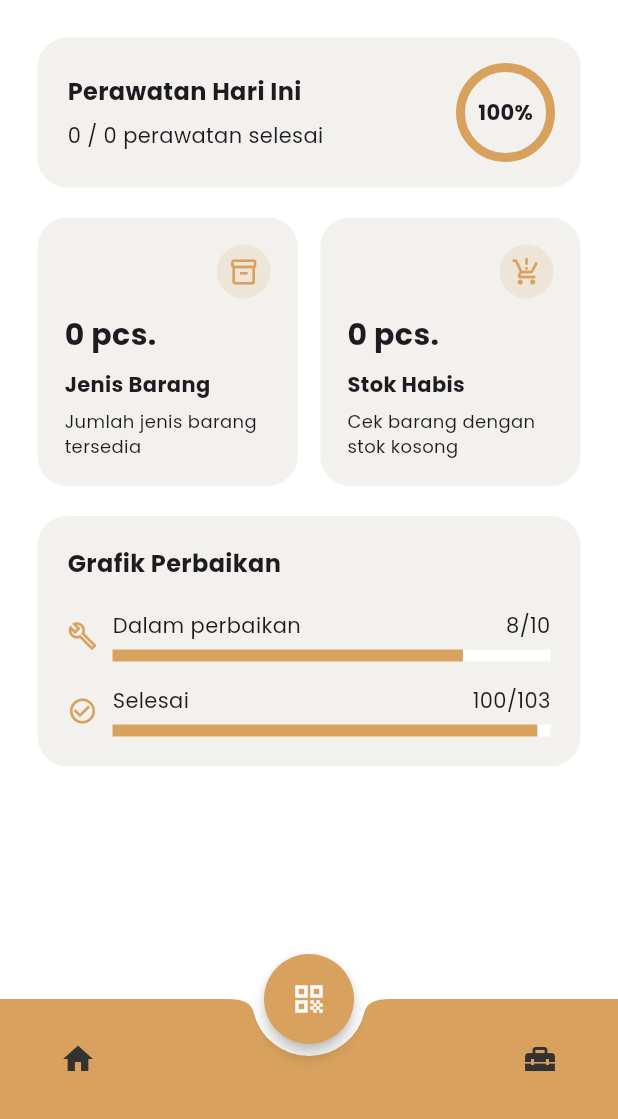
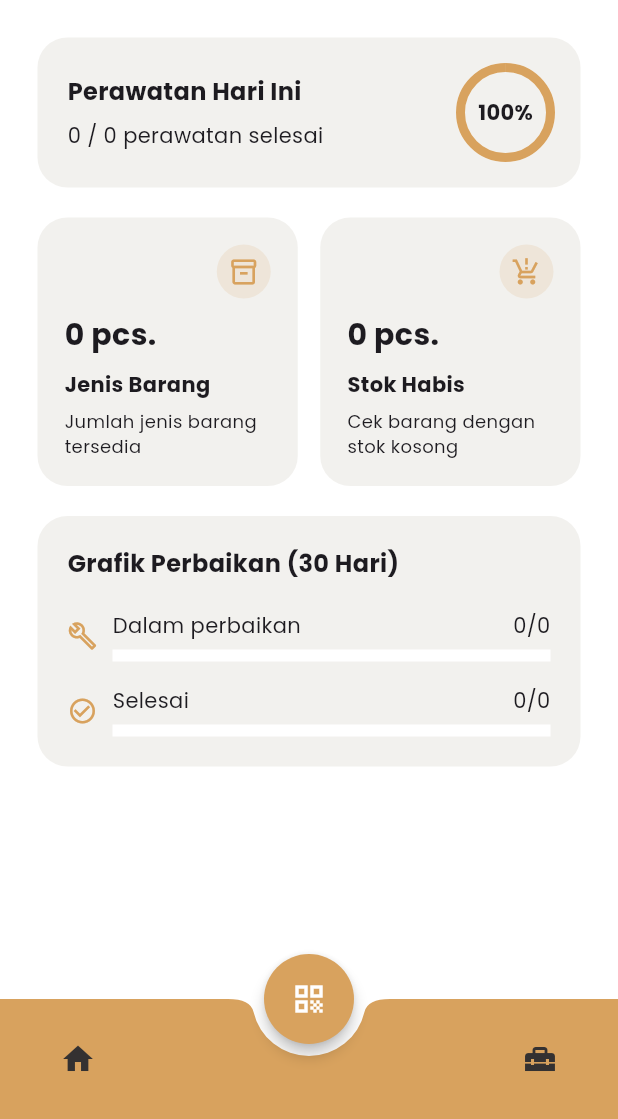
Before and after one commit to wahabsyahranie/ptkita, a Flutter app: the HomePage screen opened directly, on a phone screen of 412 x 824 dp, the part 117-1236 px from its top. Run offline on Flutter 3.47's test engine with Material 3 defaults, Android fonts, the phone set to English and light mode, and no system bars; our stand-ins replace camera, cloud_firestore, firebase_core, firebase_storage, image_picker, permission_handler; accounts and stored records are empty; project files that could hold a hidden picture were left out.

Commit message:
connect repair progress card to Firestore with 30-day filter

```diff
--- a/lib/pages/home_page.dart
+++ b/lib/pages/home_page.dart
@@ -403,7 +403,54 @@ class _HomePageState extends State<HomePage> {
     );
   }
 
+  Future<Map<String, int>> getRepairSummary(int days) async {
+    final now = DateTime.now();
+    final startDate = now.subtract(Duration(days: days));
+
+    final snapshot = await FirebaseFirestore.instance
+        .collection('repair')
+        .where(
+          'createdAt',
+          isGreaterThanOrEqualTo: Timestamp.fromDate(startDate),
+        )
+        .get();
+
+    int dalamPerbaikan = 0;
+    int selesai = 0;
+
+    for (var doc in snapshot.docs) {
+      final status = doc['status'].toString().toLowerCase();
+
+      if (status.contains('belum')) {
+        dalamPerbaikan++;
+      } else if (status.contains('selesai')) {
+        selesai++;
+      }
+    }
+
+    return {
+      'dalam': dalamPerbaikan,
+      'selesai': selesai,
+      'total': snapshot.docs.length,
+    };
+  }
+
   Widget _repairProgressCard() {
+    return FutureBuilder<Map<String, int>>(
+      future: getRepairSummary(30), // ganti 60 jika perlu
+      builder: (context, snapshot) {
+        if (!snapshot.hasData) {
+          return const Center(child: CircularProgressIndicator());
+        }
+
+        final data = snapshot.data!;
+        final dalam = data['dalam']!;
+        final selesai = data['selesai']!;
+        final total = data['total']!;
+
+        final dalamProgress = total == 0 ? 0.0 : dalam / total;
+        final selesaiProgress = total == 0 ? 0.0 : selesai / total;
+
         return Container(
           padding: const EdgeInsets.all(20),
           decoration: BoxDecoration(
@@ -414,15 +461,27 @@ class _HomePageState extends State<HomePage> {
             crossAxisAlignment: CrossAxisAlignment.start,
             children: [
               const Text(
-            'Grafik Perbaikan',
+                'Grafik Perbaikan (30 Hari)',
                 style: TextStyle(fontSize: 16, fontWeight: FontWeight.bold),
               ),
               const SizedBox(height: 20),
-          _progressRow('Dalam perbaikan', 0.8, '8/10', Icons.build_outlined),
+              _progressRow(
+                'Dalam perbaikan',
+                dalamProgress,
+                '$dalam/$total',
+                Icons.build_outlined,
+              ),
               const SizedBox(height: 16),
-          _progressRow('Selesai', 0.97, '100/103', Icons.check_circle_outline),
+              _progressRow(
+                'Selesai',
+                selesaiProgress,
+                '$selesai/$total',
+                Icons.check_circle_outline,
+              ),
             ],
           ),
+        );
+      },
     );
   }
 
```
Lines whose indentation alone changed are shown as unchanged.
